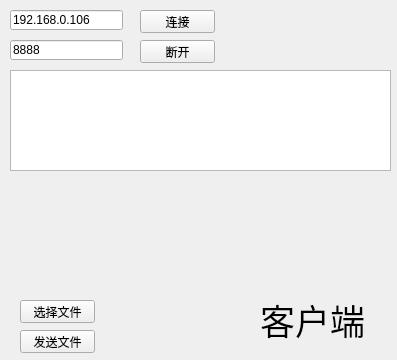
This is ClientIAP/widget.ui in yujinmm/QTCode as Qt 5 draws it before an edit. The edited form follows.
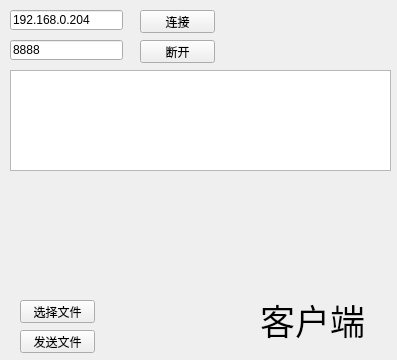
This is the edited form.

```diff
--- a/ClientIAP/widget.ui
+++ b/ClientIAP/widget.ui
@@ -84,7 +84,7 @@
     </rect>
    </property>
    <property name="text">
-    <string>192.168.0.106</string>
+    <string>192.168.0.204</string>
    </property>
   </widget>
   <widget class="QLineEdit" name="Port_IE">
```
